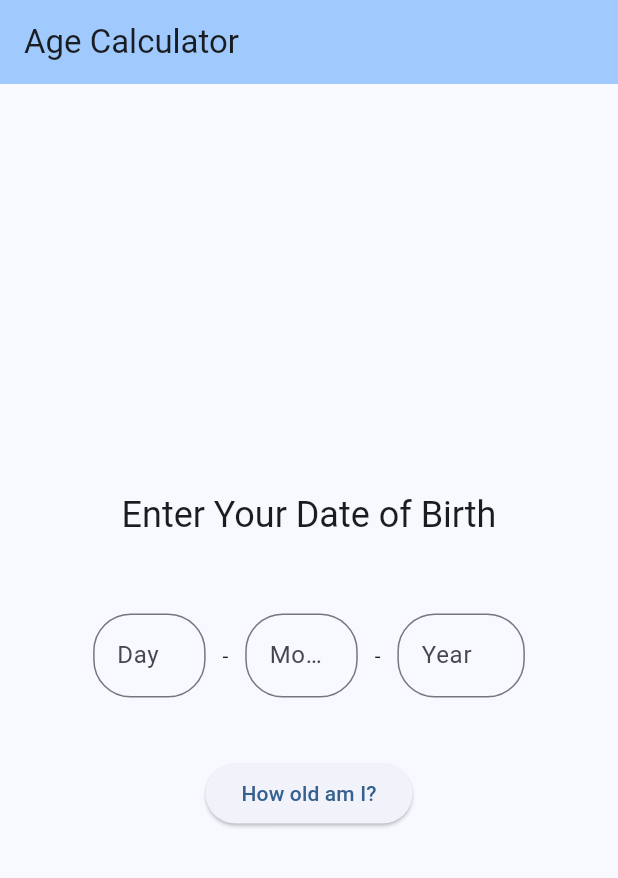
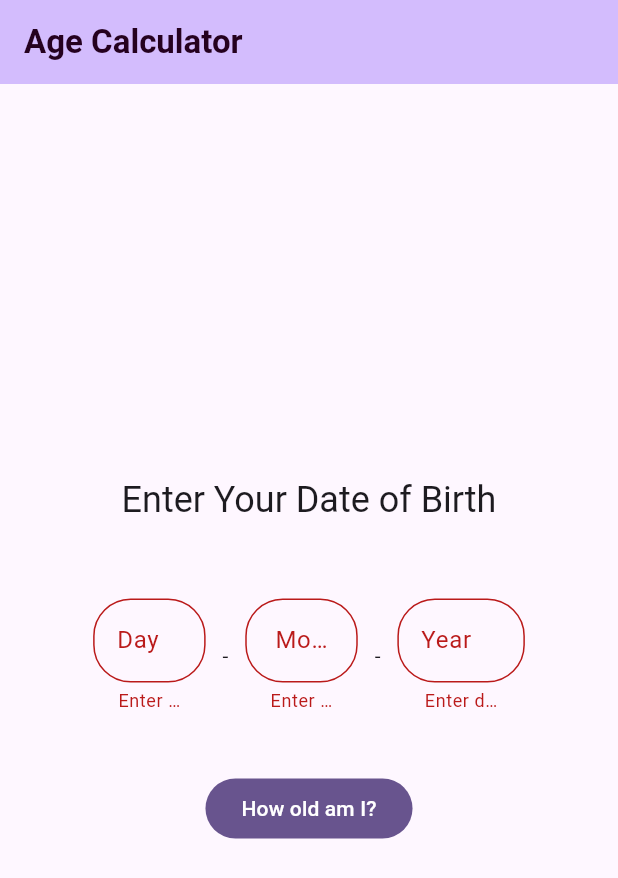
Before and after one commit to nikhilputhumana/age-calculator, a Flutter app: the screen it shows after launch, after a tap on "How old am I?", on a phone screen of 412 x 824 dp. Shown: the top 878 px of the screen. Run offline on Flutter 3.47's test engine with Material 2 defaults, Android fonts, the phone set to English and light mode, and no system bars; missing offline and left inert: age_calculator.

Commit message:
showDialog updated

```diff
--- a/lib/main.dart
+++ b/lib/main.dart
@@ -1,4 +1,3 @@
-
 import 'package:age_calculator_horoscope/screens/home.dart';
 import 'package:flutter/material.dart';
 
@@ -14,7 +13,7 @@ class MyApp extends StatelessWidget {
     return MaterialApp(
       title: 'Age Calculator App',
       theme: ThemeData(
-        colorScheme: ColorScheme.fromSeed(seedColor: Colors.blue),
+        colorScheme: ColorScheme.fromSeed(seedColor: Colors.deepPurple),
         useMaterial3: true,
       ),
       home: ScreenHome(),
--- a/lib/screens/home.dart
+++ b/lib/screens/home.dart
@@ -1,25 +1,23 @@
 import 'package:flutter/material.dart';
+import 'package:flutter/services.dart';
 import 'package:intl/intl.dart';
 import 'package:age_calculator/age_calculator.dart';
 
 class ScreenHome extends StatefulWidget {
-  ScreenHome({super.key});
+  const ScreenHome({super.key});
 
   @override
   State<ScreenHome> createState() => _ScreenHomeState();
 }
 
 class _ScreenHomeState extends State<ScreenHome> {
-  String currentDate = DateFormat('yyyy-MM-dd').format(DateTime.now());
+  final _formKey = GlobalKey<FormState>();
 
-  String data = '';
-
-  int num = 100;
-
-  final _textCtrl = TextEditingController();
   final _day = TextEditingController();
   final _month = TextEditingController();
   final _year = TextEditingController();
+
+  String _zodiac = '';
   DateDuration? _realAge;
 
   @override
@@ -27,9 +25,17 @@ class _ScreenHomeState extends State<ScreenHome> {
     return Scaffold(
       appBar: AppBar(
         backgroundColor: Theme.of(context).colorScheme.inversePrimary,
-        title: Text('Age Calculator'),
+        title: const Text(
+          'Age Calculator',
+          style: TextStyle(
+            color: Color.fromARGB(255, 37, 1, 31),
+            fontWeight: FontWeight.bold,
+          ),
+        ),
       ),
       body: Center(
+        child: Form(
+          key: _formKey,
           child: Column(
             mainAxisAlignment: MainAxisAlignment.center,
             children: [
@@ -37,7 +43,7 @@ class _ScreenHomeState extends State<ScreenHome> {
                 'Enter Your Date of Birth',
                 style: Theme.of(context).textTheme.headlineSmall,
               ),
-            SizedBox(height: 50),
+              const SizedBox(height: 50),
               Row(
                 mainAxisAlignment: MainAxisAlignment.center,
                 children: [
@@ -46,60 +52,83 @@ class _ScreenHomeState extends State<ScreenHome> {
                     child: TextFormField(
                       controller: _day,
                       textAlign: TextAlign.center,
+                      inputFormatters: [LengthLimitingTextInputFormatter(2)],
+                      keyboardType: TextInputType.number,
                       decoration: InputDecoration(
                         labelText: 'Day',
                         hintText: 'dd',
                         border: OutlineInputBorder(
-                        borderSide: BorderSide(
-                          width: 5.0,
-                          color: Colors.blue,
-                        ),
                           borderRadius: BorderRadius.circular(25),
                         ),
                       ),
+                      validator: (value) {
+                        if (value == null || value.isEmpty) {
+                          return 'Enter date';
+                        } else if (int.parse(value) > 31 ||
+                            int.parse(value) < 1) {
+                          return 'wrong';
+                        }
+                        return null;
+                      },
                     ),
                   ),
-                Text('   -   '),
+                  const Text('   -   '),
                   SizedBox(
                     width: 75,
                     child: TextFormField(
                       controller: _month,
+                      textAlign: TextAlign.center,
+                      inputFormatters: [LengthLimitingTextInputFormatter(2)],
+                      keyboardType: TextInputType.number,
                       decoration: InputDecoration(
                         labelText: 'Month',
                         hintText: 'mm',
                         border: OutlineInputBorder(
-                        borderSide: BorderSide(
-                          width: 5.0,
-                          color: Colors.blue,
-                        ),
                           borderRadius: BorderRadius.circular(25),
                         ),
                       ),
+                      validator: (value) {
+                        if (value == null || value.isEmpty) {
+                          return 'Enter date';
+                        } else if (int.parse(value) > 12 ||
+                            int.parse(value) < 1) {
+                          return 'wrong';
+                        }
+                        return null;
+                      },
                     ),
                   ),
-                Text('   -   '),
+                  const Text('   -   '),
                   SizedBox(
                     width: 85,
                     child: TextFormField(
                       controller: _year,
+                      textAlign: TextAlign.center,
+                      inputFormatters: [LengthLimitingTextInputFormatter(4)],
+                      keyboardType: TextInputType.number,
                       decoration: InputDecoration(
                         labelText: 'Year',
                         hintText: 'yyyy',
                         border: OutlineInputBorder(
-                        borderSide: BorderSide(
-                          width: 5.0,
-                          color: Colors.blue,
-                        ),
                           borderRadius: BorderRadius.circular(25),
                         ),
                       ),
+                      validator: (value) {
+                        if (value == null || value.isEmpty) {
+                          return 'Enter date';
+                        } else if (int.parse(value) > 2023) {
+                          return 'wrong';
+                        }
+                        return null;
+                      },
                     ),
                   )
                 ],
               ),
-            SizedBox(height: 40),
-            ElevatedButton(
+              const SizedBox(height: 40),
+              FilledButton(
                 onPressed: () {
+                  if (_formKey.currentState!.validate()) {
                     ageCalc(_day.text, _month.text, _year.text);
                     showDialog(
                       context: context,
@@ -107,30 +136,57 @@ class _ScreenHomeState extends State<ScreenHome> {
                         title: Text(
                           'Your age is \n $_realAge',
                           textAlign: TextAlign.center,
+                          style: const TextStyle(
+                            color: Colors.purple,
                           ),
-                    content: Column(
+                        ),
+                        content: SingleChildScrollView(
+                          child: Column(
+                            mainAxisSize: MainAxisSize.min,
                             children: [
-                        Image.asset(
-                          'assets/images/virgo.jpg',
-                          // height: 150,
+                              Padding(
+                                padding: const EdgeInsets.all(35.0),
+                                child: Image.asset(
+                                  'assets/images-png/$_zodiac.png',
+                                  fit: BoxFit.contain,
                                 ),
-                        const Text('Your zodiac sign is dollr sign_name'),
+                              ),
+                              Row(
+                                mainAxisAlignment: MainAxisAlignment.center,
+                                children: [
+                                  const Text(
+                                    'Your zodiac sign is',
+                                    style: TextStyle(fontSize: 16),
+                                  ),
+                                  Text(
+                                    ' $_zodiac'.toUpperCase(),
+                                    style: const TextStyle(
+                                      fontWeight: FontWeight.bold,
+                                      color: Colors.purple,
+                                      fontSize: 16,
+                                    ),
+                                  ),
                                 ],
+                              ),
+                            ],
+                          ),
                         ),
                         actions: [
                           TextButton(
                             onPressed: () {
                               Navigator.pop(context);
                             },
-                        child: Text('Close'),
+                            child: const Text('Close'),
                           )
                         ],
                       ),
                     );
+                  }
                 },
-              child: Text('How old am I?'),
+                child: const Text('How old am I?'),
               ),
             ],
+          ),
         ),
       ),
     );
@@ -140,14 +196,93 @@ class _ScreenHomeState extends State<ScreenHome> {
     DateTime birthday = DateTime(int.parse(y), int.parse(m), int.parse(d));
 
     DateDuration duration;
+    duration = AgeCalculator.age(birthday);
 
-    // Find out your age as of today's date 2021-03-08
-    duration = AgeCalculator.age(birthday);
-    // print('Type is $duration.runtimeType');
-
-    print('Your age is $duration'); // Your age is Years: 24, Months: 0, Days: 3
     setState(() {
       _realAge = duration;
+      _zodiac = zodiacFnder(d, m);
     });
   }
+
+  String zodiacFnder(d, m) {
+    m = int.parse(m);
+    d = int.parse(d);
+    if (m == 1) {
+      if (d <= 19) {
+        _zodiac = 'capricorn';
+      } else {
+        _zodiac = 'aquarius';
       }
+    } else if (m == 2) {
+      if (d <= 18) {
+        _zodiac = 'aquarius';
+      } else {
+        _zodiac = 'pisces';
+      }
+    } else if (m == 3) {
+      if (d <= 20) {
+        _zodiac = 'pisces';
+      } else {
+        _zodiac = 'aries';
+      }
+    } else if (m == 4) {
+      if (d <= 20) {
+        _zodiac = 'aries';
+      } else {
+        _zodiac = 'taurus';
+      }
+    } else if (m == 5) {
+      if (d <= 20) {
+        _zodiac = 'taurus';
+      } else {
+        _zodiac = 'gemini';
+      }
+    } else if (m == 6) {
+      if (d <= 20) {
+        _zodiac = 'gemini';
+      } else {
+        _zodiac = 'cancer';
+      }
+    } else if (m == 7) {
+      if (d <= 22) {
+        _zodiac = 'cancer';
+      } else {
+        _zodiac = 'leo';
+      }
+    } else if (m == 8) {
+      if (d <= 23) {
+        _zodiac = 'leo';
+      } else {
+        _zodiac = 'virgo';
+      }
+    } else if (m == 9) {
+      if (d <= 22) {
+        _zodiac = 'virgo';
+      } else {
+        _zodiac = 'libra';
+      }
+    } else if (m == 10) {
+      if (d <= 23) {
+        _zodiac = 'libra';
+      } else {
+        _zodiac = 'scorpio';
+      }
+    } else if (m == 11) {
+      if (d <= 22) {
+        _zodiac = 'scorpio';
+      } else {
+        _zodiac = 'sagittarius';
+      }
+    } else if (m == 12) {
+      if (d <= 21) {
+        _zodiac = 'sagittarius';
+      } else {
+        _zodiac = 'capricorn';
+      }
+    } else {
+      _zodiac = 'undefied';
+    }
+
+    return _zodiac;
+  }
+}
--- a/pubspec.yaml
+++ b/pubspec.yaml
@@ -50,7 +50,7 @@ flutter:
   uses-material-design: true
   # To add assets to your application, add an assets section, like this:
   assets:
-    - assets/images/
+    - assets/images-png/
   # assets:
   #   - images/a_dot_burr.jpeg
   #   - images/a_dot_ham.jpeg
```
Also changed, not shown: assets/images-png/aquarius.png (added), assets/images-png/aries.png (added), assets/images-png/cancer.png (added), assets/images-png/capricorn.png (added), assets/images-png/gemini.png (added), assets/images-png/leo.png (added), assets/images-png/libra.png (added), assets/images-png/pisces.png (added), assets/images-png/sagittarius.png (added), assets/images-png/scorpio.png (added), assets/images-png/taurus.png (added), assets/images-png/virgo.png (added), 1 other file. Lines whose indentation alone changed are shown as unchanged.
